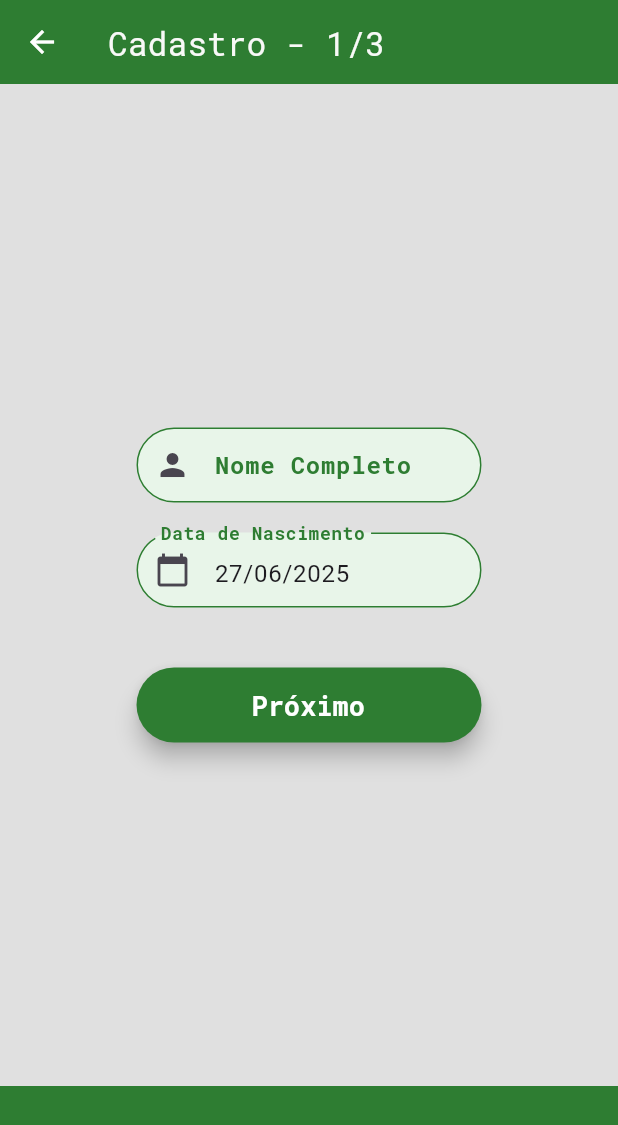
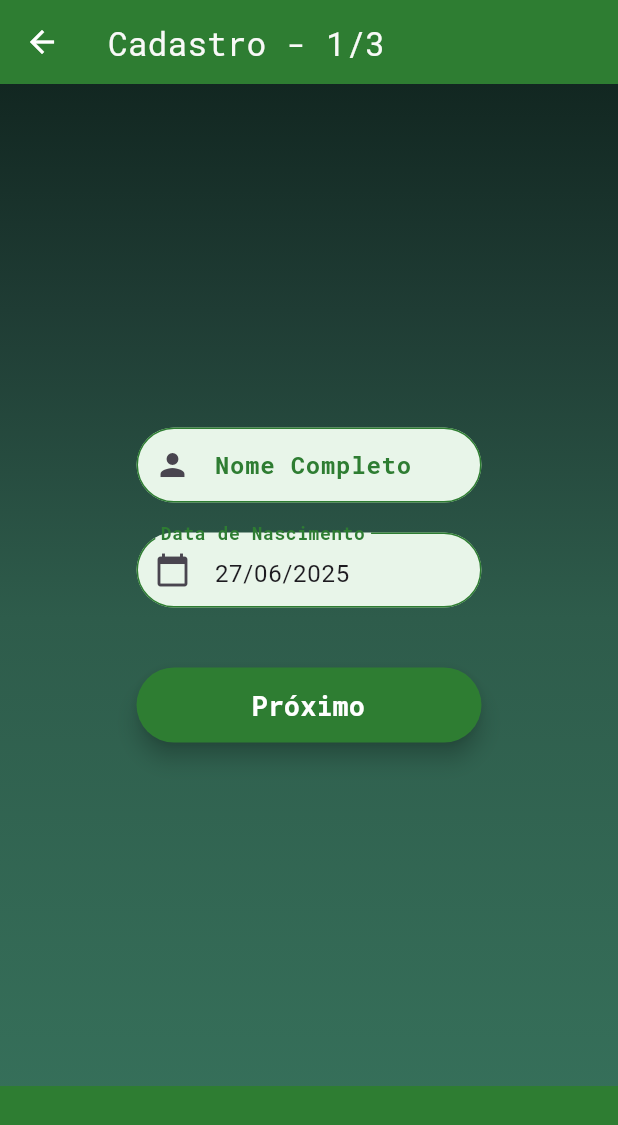
Before and after one commit to GuustavoPetry/marketool_finance, a Flutter app: the RegisterView screen opened by its route, on a phone screen of 412 x 824 dp. Shown: the top 1125 px of the screen. Run offline on Flutter 3.47's test engine with Material 3 defaults, Android fonts, the phone set to English and light mode, and no system bars; our stand-ins replace fl_chart; missing offline and left inert: file_selector.

```diff
--- a/lib/src/views/login_view.dart
+++ b/lib/src/views/login_view.dart
@@ -123,12 +123,7 @@ class _LoginViewState extends State<LoginView> with WidgetsBindingObserver {
             Color(0xFF2E5C4B),
             Color(0xFF38755E),
           ],
-          stops: [
-            0.0, // topo bem escuro
-            0.25, // cor intermediária
-            0.50, // clareando
-            1.0, // final claro suave
-          ],
+          stops: [0.0, 0.25, 0.50, 1.0],
         ),
       ),
       child: Scaffold(
@@ -138,17 +133,15 @@ class _LoginViewState extends State<LoginView> with WidgetsBindingObserver {
             ListView(
               controller: _scrollController,
               children: [
+                SizedBox(height: 30),
                 LogoDesignWidget(),
-
                 SizedBox(height: 25),
-
                 CustomInputField(
                   isObscure: false,
                   icon: Icon(Icons.person),
                   text: "E-mail ou CPF",
                   inputController: _usernameController,
                 ),
-
                 const SizedBox(height: 10),
                 CustomInputField(
                   isObscure: true,
@@ -156,9 +149,7 @@ class _LoginViewState extends State<LoginView> with WidgetsBindingObserver {
                   text: "Sua senha",
                   inputController: _passwordController,
                 ),
-
                 const SizedBox(height: 10),
-
                 Center(
                   child: Column(
                     crossAxisAlignment: CrossAxisAlignment.center,
@@ -168,7 +159,6 @@ class _LoginViewState extends State<LoginView> with WidgetsBindingObserver {
                         label: _loading ? "Validando..." : "Entrar",
                       ),
                       const SizedBox(height: 10),
-
                       TextButton(
                         onPressed: () {},
                         child: Text(
@@ -186,7 +176,6 @@ class _LoginViewState extends State<LoginView> with WidgetsBindingObserver {
                 ),
               ],
             ),
-
             Visibility(
               visible: !_keyboardVisible,
               child: Align(
--- a/lib/src/views/register_view.dart
+++ b/lib/src/views/register_view.dart
@@ -18,12 +18,29 @@ class _RegisterViewState extends State<RegisterView> {
   int currentPage = 1;
   @override
   Widget build(BuildContext context) {
-    return Scaffold(
-      backgroundColor: Color(0xFFE0E0E0),
+    return Container(
+      decoration: const BoxDecoration(
+        gradient: LinearGradient(
+          begin: Alignment.topCenter,
+          end: Alignment.bottomCenter,
+          colors: [
+            Color(0xFF0D1F1A),
+            Color(0xFF1F3C34),
+            Color(0xFF2E5C4B),
+            Color(0xFF38755E),
+          ],
+          stops: [0.0, 0.25, 0.50, 1.0],
+        ),
+      ),
+      child: Scaffold(
+        backgroundColor: Colors.transparent,
         appBar: AppBar(
           title: Text(
             'Cadastro - $currentPage/3',
-          style: TextStyle(fontFamily: "RobotoMono", color: Color(0xFFF8F9F7)),
+            style: TextStyle(
+              fontFamily: "RobotoMono",
+              color: Color(0xFFF8F9F7),
+            ),
           ),
           iconTheme: IconThemeData(color: Colors.white),
           backgroundColor: const Color(0xFF2E7D32),
@@ -36,7 +53,12 @@ class _RegisterViewState extends State<RegisterView> {
         body: PageView(
           controller: _pageController,
           physics: NeverScrollableScrollPhysics(),
-        children: [_registerStep_01(), _registerStep_02(), _registerStep_03()],
+          children: [
+            _registerStep_01(),
+            _registerStep_02(),
+            _registerStep_03(),
+          ],
+        ),
       ),
     );
   }
@@ -92,7 +114,7 @@ class _RegisterViewState extends State<RegisterView> {
   Widget _registerStep_02() {
     return Center(
       child: Padding(
-        padding: const EdgeInsets.all(16),
+        padding: const EdgeInsets.only(top: 65),
         child: SingleChildScrollView(
           child: Column(
             children: [
@@ -137,7 +159,10 @@ class _RegisterViewState extends State<RegisterView> {
                     curve: Curves.easeInOut,
                   );
                 },
-                child: Text("Voltar"),
+                child: Text(
+                  "Voltar",
+                  style: TextStyle(color: Colors.white, fontSize: 18),
+                ),
               ),
             ],
           ),
@@ -149,7 +174,7 @@ class _RegisterViewState extends State<RegisterView> {
   Widget _registerStep_03() {
     return Center(
       child: Padding(
-        padding: const EdgeInsets.all(16),
+        padding: const EdgeInsets.only(top: 65),
         child: SingleChildScrollView(
           child: Column(
             children: [
@@ -188,7 +213,10 @@ class _RegisterViewState extends State<RegisterView> {
                     curve: Curves.easeInOut,
                   );
                 },
-                child: Text("Voltar"),
+                child: Text(
+                  "Voltar",
+                  style: TextStyle(color: Colors.white, fontSize: 18),
+                ),
               ),
             ],
           ),
--- a/lib/src/widgets/custom_logo_design.dart
+++ b/lib/src/widgets/custom_logo_design.dart
@@ -16,11 +16,14 @@ class LogoDesignWidget extends StatelessWidget {
               height: 200,
             ),
           ),
-          ClipRRect(
-            child: Image.asset(
-              "assets/images/subLogo.png",
-              width: 320,
-              height: 25,
+          Padding(
+            padding: const EdgeInsets.only(right: 15),
+            child: ClipRRect(
+              child: Image.asset(
+                "assets/images/subLogo.png",
+                width: 320,
+                height: 25,
+              ),
             ),
           ),
         ],
```
Lines whose indentation alone changed are shown as unchanged.
